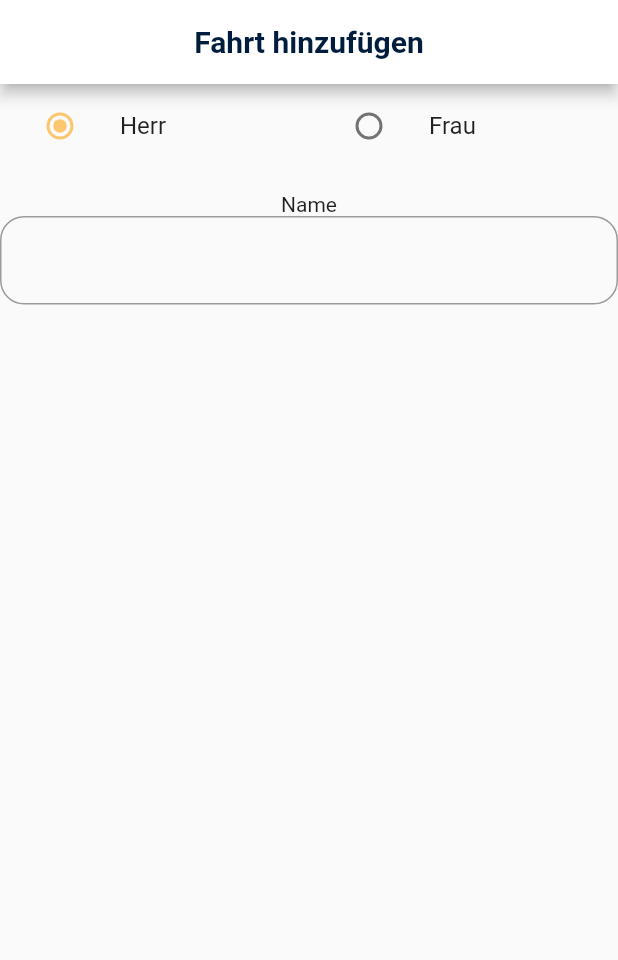
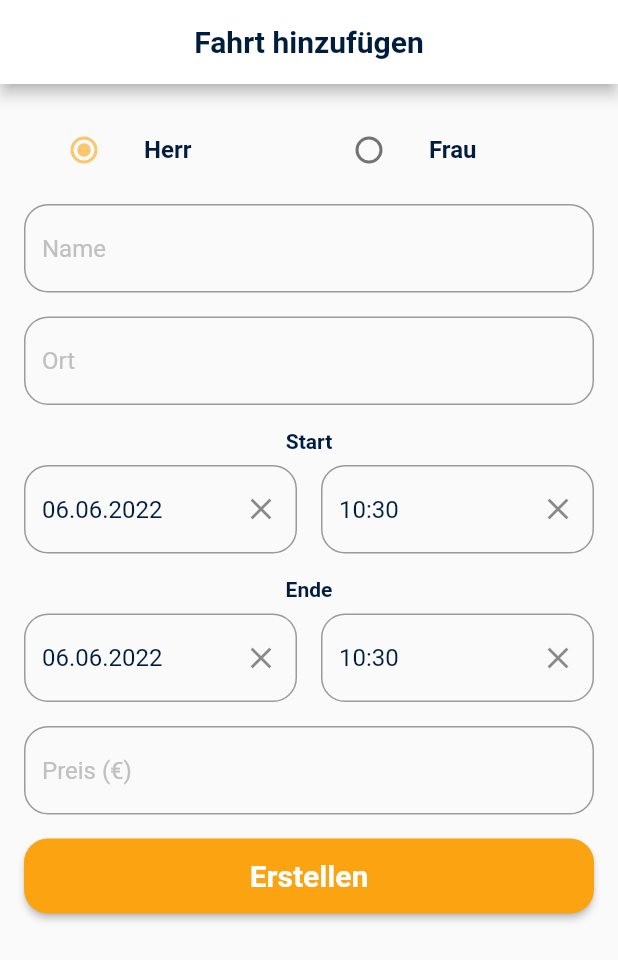
Before and after one commit to mladrah/taxi-notes-app, a Flutter app: the screen it shows after launch, on a phone screen of 412 x 824 dp. Shown: the top 960 px of the screen. Run offline on Flutter 3.47's test engine with Material 2 defaults, Android fonts, the phone set to English and light mode, and no system bars; drawn by our look-alikes of datetime_picker_formfield; our stand-ins replace bloc, currency_text_input_formatter, dartz, decimal, equatable, flutter_bloc and 4 more; missing offline and left inert: enum_to_string; Roboto replaces fonts that are missing (Kodchasan).

Commit message:
added all input forms in add ride page

```diff
--- a/lib/app_theme_data.dart
+++ b/lib/app_theme_data.dart
@@ -7,7 +7,7 @@ class AppThemeData {
   final highlightTextColor = const Color(0xFF003566);
   final greyColor = const Color(0xFFC0C0C0);
 
-  Map<int, Color> primarySwatchColor = {
+  Map<int, Color> primaryColorMap = {
     50: const Color.fromRGBO(252, 163, 17, .1),
     100: const Color.fromRGBO(252, 163, 17, .2),
     200: const Color.fromRGBO(252, 163, 17, .3),
@@ -22,8 +22,11 @@ class AppThemeData {
 
   ThemeData get lighTheme {
     return ThemeData(
-        textTheme: GoogleFonts.kodchasanTextTheme(),
-        primarySwatch: MaterialColor(0xFFFCA311, primarySwatchColor),
+      textTheme: GoogleFonts.kodchasanTextTheme().apply(
+        bodyColor: textColor,
+        displayColor: textColor,
+      ),
+      primarySwatch: MaterialColor(0xFFFCA311, primaryColorMap),
       primaryColor: primaryColor,
       hintColor: greyColor,
       focusColor: highlightTextColor,
@@ -36,6 +39,22 @@ class AppThemeData {
           fontWeight: FontWeight.bold,
           color: textColor,
         ),
-        ));
+      ),
+      elevatedButtonTheme: ElevatedButtonThemeData(
+        style: ElevatedButton.styleFrom(
+          shape:
+              RoundedRectangleBorder(borderRadius: BorderRadius.circular(16)),
+          textStyle: GoogleFonts.kodchasan(
+            fontWeight: FontWeight.bold,
+            fontSize: 20,
+          ),
+        ),
+      ),
+      inputDecorationTheme: InputDecorationTheme(
+        border: OutlineInputBorder(
+          borderRadius: BorderRadius.circular(16),
+        ),
+      ),
+    );
   }
 }
--- a/lib/features/manage_work/presentation/pages/ride_form_page.dart
+++ b/lib/features/manage_work/presentation/pages/ride_form_page.dart
@@ -1,6 +1,9 @@
 import 'package:flutter/material.dart' hide Title;
 import '../../domain/entities/ride.dart';
+import '../widgets/currency_form_field.dart';
+import '../widgets/custom_elevated_button.dart';
 import '../widgets/custom_text_form_field.dart';
+import '../widgets/date_time_form_field.dart';
 import '../widgets/radio_button.dart';
 
 class RideFormPage extends StatefulWidget {
@@ -20,45 +23,77 @@ class _RideFormPageState extends State<RideFormPage> {
         appBar: AppBar(
           title: const Text('Fahrt hinzufügen'),
         ),
-        body: buildBody(context));
+        body: SingleChildScrollView(child: buildBody(context)));
   }
 
-  Form buildBody(BuildContext context) {
-    return Form(
+  Center buildBody(BuildContext context) {
+    return Center(
+      child: Padding(
+        padding: const EdgeInsets.all(16),
+        child: Form(
           key: _formKey,
           child: Column(
             children: <Widget>[
-          buildTitleRadioButtons(),
-          const SizedBox(
-            height: 16,
-          ),
-          const CustomTextFormField(hintText: 'Name'),
-        ],
-      ),
-    );
-  }
-
-  Widget buildTitleRadioButtons() {
-    return Row(
+              Row(
                 children: [
                   Expanded(
                     child: RadioButton<Title>(
                       label: 'Herr',
                       value: Title.herr,
                       groupValue: _title,
-              onChanged: (value) => setState(() {
+                      onChanged: (value) => setState(
+                        () {
                           _title = value!;
-                  })),
+                        },
+                      ),
+                    ),
                   ),
                   Expanded(
                     child: RadioButton<Title>(
                       label: 'Frau',
                       value: Title.frau,
                       groupValue: _title,
-                onChanged: (value) => setState(() {
+                      onChanged: (value) => setState(
+                        () {
                           _title = value!;
-                    }))),
+                        },
+                      ),
+                    ),
+                  ),
                 ],
+              ),
+              const SizedBox(
+                height: 8,
+              ),
+              const CustomTextFormField(label: 'Name'),
+              const SizedBox(
+                height: 16,
+              ),
+              const CustomTextFormField(label: 'Ort'),
+              const SizedBox(
+                height: 16,
+              ),
+              DateTimeFormField(label: 'Start'),
+              const SizedBox(
+                height: 16,
+              ),
+              DateTimeFormField(label: 'Ende'),
+              const SizedBox(
+                height: 16,
+              ),
+              CurrencyFormField(
+                label: 'Preis (€)',
+              ),
+              const SizedBox(
+                height: 16,
+              ),
+              const CustomElevatedButton(
+                label: 'Erstellen',
+              )
+            ],
+          ),
+        ),
+      ),
     );
   }
 }
--- /dev/null
+++ b/lib/features/manage_work/presentation/widgets/currency_form_field.dart
@@ -0,0 +1,31 @@
+import 'package:currency_text_input_formatter/currency_text_input_formatter.dart';
+import 'package:flutter/material.dart';
+
+// ignore: must_be_immutable
+class CurrencyFormField extends StatelessWidget {
+  String label;
+
+  CurrencyFormField({Key? key, required this.label}) : super(key: key);
+
+  @override
+  Widget build(BuildContext context) {
+    return Column(
+      children: [
+        // Text(
+        //   label,
+        //   style: const TextStyle(fontWeight: FontWeight.bold),
+        // ),
+        // const SizedBox(
+        //   height: 8,
+        // ),
+        TextFormField(
+          decoration: InputDecoration(hintText: label),
+          inputFormatters: [
+            CurrencyTextInputFormatter(locale: 'eu', symbol: '€')
+          ],
+          keyboardType: TextInputType.number,
+        ),
+      ],
+    );
+  }
+}
--- /dev/null
+++ b/lib/features/manage_work/presentation/widgets/custom_elevated_button.dart
@@ -0,0 +1,24 @@
+import 'package:flutter/material.dart';
+
+class CustomElevatedButton extends StatelessWidget {
+  final String label;
+  const CustomElevatedButton({
+    Key? key,
+    required this.label,
+  }) : super(key: key);
+
+  @override
+  Widget build(BuildContext context) {
+    return SizedBox(
+      width: double.infinity,
+      height: 50,
+      child: ElevatedButton(
+        onPressed: () {},
+        child: Text(
+          label,
+          style: const TextStyle(color: Colors.white),
+        ),
+      ),
+    );
+  }
+}
--- a/lib/features/manage_work/presentation/widgets/custom_text_form_field.dart
+++ b/lib/features/manage_work/presentation/widgets/custom_text_form_field.dart
@@ -1,25 +1,29 @@
 import 'package:flutter/material.dart';
 
 class CustomTextFormField extends StatelessWidget {
-  final String hintText;
+  final String label;
+  final double? width;
 
-  const CustomTextFormField({
-    Key? key,
-    required this.hintText,
-  }) : super(key: key);
+  const CustomTextFormField({Key? key, required this.label, this.width})
+      : super(key: key);
 
   @override
   Widget build(BuildContext context) {
     return Column(
       children: [
-        Text(
-          'Name',
-          style: TextStyle(),
+        // Text(
+        //   label,
+        //   style: const TextStyle(fontWeight: FontWeight.bold),
+        // ),
+        // const SizedBox(
+        //   height: 8,
+        // ),
+        SizedBox(
+          width: width ?? double.infinity,
+          child: TextFormField(
+            decoration: InputDecoration(hintText: label),
+          ),
         ),
-        TextFormField(
-            decoration: InputDecoration(
-                border: OutlineInputBorder(
-                    borderRadius: BorderRadius.circular(16)))),
       ],
     );
   }
--- /dev/null
+++ b/lib/features/manage_work/presentation/widgets/date_time_form_field.dart
@@ -0,0 +1,69 @@
+import 'package:datetime_picker_formfield/datetime_picker_formfield.dart';
+import 'package:flutter/material.dart';
+import 'package:intl/intl.dart';
+
+class DateTimeFormField extends StatelessWidget {
+  final _dateFormat = DateFormat("dd.MM.yyyy");
+  final _timeFormat = DateFormat("HH:mm");
+  final String label;
+
+  DateTimeFormField({
+    Key? key,
+    required this.label,
+  }) : super(key: key);
+
+  @override
+  Widget build(BuildContext context) {
+    return Column(
+      children: [
+        Text(
+          label,
+          style: const TextStyle(fontWeight: FontWeight.bold),
+        ),
+        const SizedBox(
+          height: 8,
+        ),
+        Row(
+          children: [
+            Expanded(
+              child: DateTimeField(
+                format: _dateFormat,
+                initialValue: DateTime.now(),
+                onShowPicker: (context, currentValue) {
+                  return showDatePicker(
+                      context: context,
+                      firstDate: DateTime(1900),
+                      initialDate: currentValue ?? DateTime.now(),
+                      lastDate: DateTime(2100));
+                },
+              ),
+            ),
+            const SizedBox(
+              width: 16,
+            ),
+            Expanded(
+              child: DateTimeField(
+                format: _timeFormat,
+                initialValue: DateTime.now(),
+                onShowPicker: (context, currentValue) async {
+                  final time = await showTimePicker(
+                    builder: (context, childWidget) {
+                      return MediaQuery(
+                          data: MediaQuery.of(context)
+                              .copyWith(alwaysUse24HourFormat: true),
+                          child: childWidget!);
+                    },
+                    context: context,
+                    initialTime:
+                        TimeOfDay.fromDateTime(currentValue ?? DateTime.now()),
+                  );
+                  return DateTimeField.convert(time);
+                },
+              ),
+            ),
+          ],
+        ),
+      ],
+    );
+  }
+}
--- a/lib/features/manage_work/presentation/widgets/radio_button.dart
+++ b/lib/features/manage_work/presentation/widgets/radio_button.dart
@@ -17,7 +17,7 @@ class RadioButton<T> extends StatelessWidget {
   @override
   Widget build(BuildContext context) {
     return ListTile(
-      title: Text(label, style: const TextStyle()),
+      title: Text(label, style: const TextStyle(fontWeight: FontWeight.bold)),
       leading: Radio<T>(
         value: value,
         groupValue: groupValue,
--- a/pubspec.yaml
+++ b/pubspec.yaml
@@ -25,6 +25,8 @@ dependencies:
   enum_to_string: ^2.0.1
   intl: ^0.17.0 # dateFormat
   google_fonts: ^3.0.1
+  datetime_picker_formfield: ^2.0.0
+  currency_text_input_formatter: ^2.1.5
 
 dev_dependencies:
   flutter_test:
```
Also changed, not shown: pubspec.lock. Lines whose indentation alone changed are shown as unchanged.
